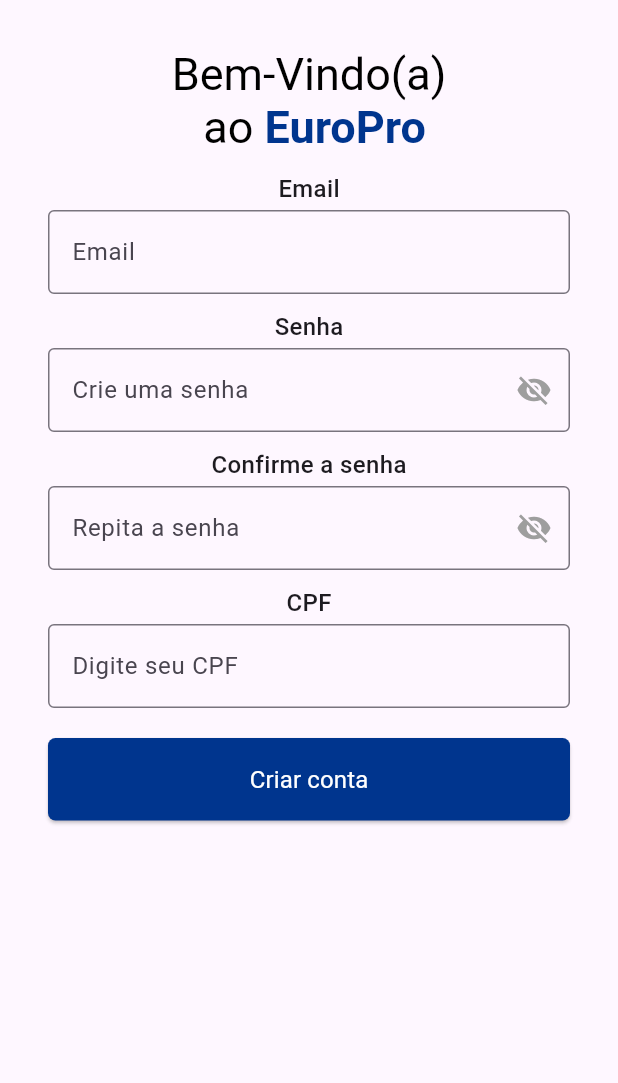
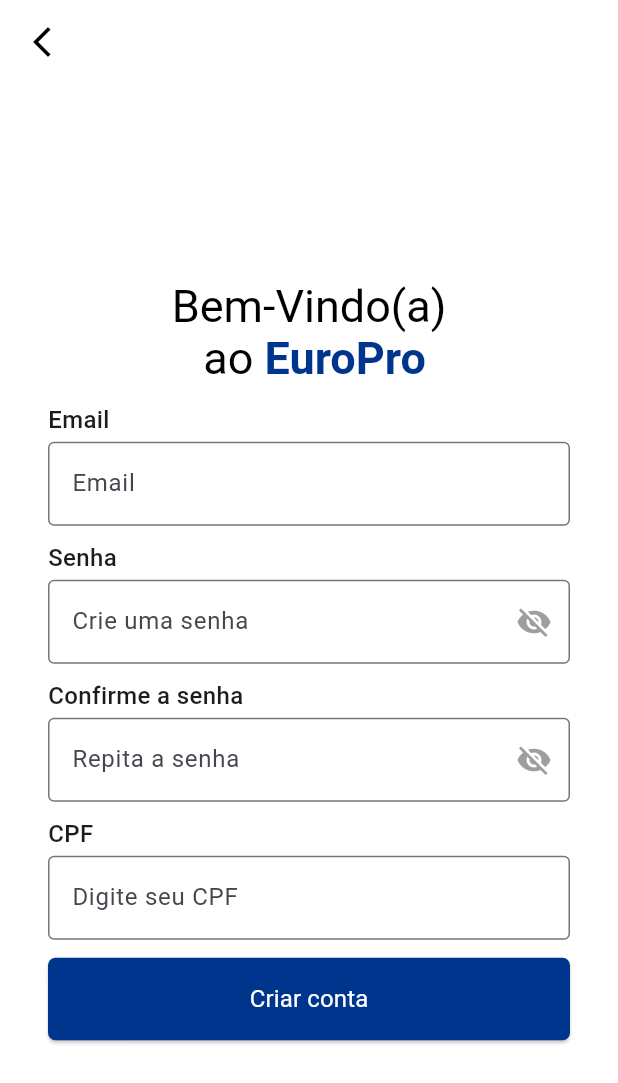
Before and after one commit to AriadineAmaral/Challenge2025, a Flutter app: the SignUpScreen screen opened directly, on a phone screen of 412 x 824 dp. Shown: the top 1083 px of the screen. Run offline on Flutter 3.47's test engine with Material 3 defaults, Android fonts, the phone set to English and light mode, and no system bars; our stand-ins replace diacritic, file_picker, flutter_animate, flutter_dotenv, flutter_markdown, google_fonts and 4 more; accounts and stored records are empty; Roboto replaces fonts that are missing (Akatab, Kufam).

```diff
--- a/lib/login_screens/sign_up_screen.dart
+++ b/lib/login_screens/sign_up_screen.dart
@@ -2,6 +2,7 @@ import 'package:europro/data/repository/controller/sign_up_controllers.dart';
 import 'package:europro/data/repository/remote_usuario_repository.dart';
 import 'package:europro/login_screens/complete_sign_up_screen.dart';
 import 'package:europro/widgets/button.dart';
+import 'package:flutter/foundation.dart' show kIsWeb;
 import 'package:flutter/material.dart';
 import 'package:google_fonts/google_fonts.dart';
 import 'package:supabase_flutter/supabase_flutter.dart';
@@ -17,16 +18,32 @@ class _AccessScreenState extends State<SignUpScreen> {
   final SignUpControllers _controllers = SignUpControllers();
   bool _esconderSenha = true;
 
+
   @override
   Widget build(BuildContext context) {
     return Scaffold(
-      body:
-           SingleChildScrollView(
+      backgroundColor: Colors.white,
+      appBar: AppBar(
+        backgroundColor: Colors.white,
+        automaticallyImplyLeading: false,
+        leading: kIsWeb
+            ? null
+            :
+        IconButton(
+          icon: Icon(Icons.arrow_back_ios_new, color: Colors.black),
+          onPressed: () => Navigator.pop(context),
+        ),
+      ),
+      body: LayoutBuilder(
+        builder: (context, constraints){
+        return Center(
+          child: SingleChildScrollView(
             child: Padding(
-              padding: const EdgeInsets.all(32.0),
+              padding: const EdgeInsets.symmetric(horizontal: 32.0),
+              child: ConstrainedBox(
+                constraints: BoxConstraints(maxWidth: kIsWeb ? 400 : constraints.maxWidth),
                 child: Column(
                   mainAxisAlignment: MainAxisAlignment.center,
-                crossAxisAlignment: CrossAxisAlignment.center,
                   children: [
                     RichText(
                     textAlign: TextAlign.center,
@@ -41,8 +58,9 @@ class _AccessScreenState extends State<SignUpScreen> {
                           text: 'EuroPro',
                           style: GoogleFonts.kronaOne(
                             color: Color(0xFF00358E),
-                            fontSize: 30,
-                            fontWeight: FontWeight.bold,
+                            fontSize: 30, // Mantenha o tamanho consistente
+                            fontWeight:
+                                FontWeight.bold, // Opcional: se quiser negrito
                           ),
                         ),
                       ],
@@ -50,6 +68,11 @@ class _AccessScreenState extends State<SignUpScreen> {
                   ),
                     const SizedBox(height: 12),
                     // Campo Email
+                    Align(
+                      alignment: Alignment.centerLeft,
+                      child: Column(
+                        crossAxisAlignment: CrossAxisAlignment.start,
+                        children: [
                           Text(
                             'Email',
                            style: GoogleFonts.kufam(
@@ -71,8 +94,16 @@ class _AccessScreenState extends State<SignUpScreen> {
                               ),
                             ),
                           ),
+                        ],
+                      ),
+                    ),
                     const SizedBox(height: 10),
                     // Campo Senha
+                    Align(
+                      alignment: Alignment.centerLeft,
+                      child: Column(
+                        crossAxisAlignment: CrossAxisAlignment.start,
+                        children: [
                            Text(
                             'Senha',
                             style: GoogleFonts.kufam(
@@ -108,8 +139,16 @@ class _AccessScreenState extends State<SignUpScreen> {
                               ),
                             ),
                           ),
+                        ],
+                      ),
+                    ),
+
                     const SizedBox(height: 10),
-                  // Campo Confirmar Senha
+                    Align(
+                      alignment: Alignment.centerLeft,
+                      child: Column(
+                        crossAxisAlignment: CrossAxisAlignment.start,
+                        children: [
                           Text(
                             'Confirme a senha',
                             style: GoogleFonts.kufam(
@@ -145,8 +184,15 @@ class _AccessScreenState extends State<SignUpScreen> {
                               ),
                             ),
                           ),
+                        ],
+                      ),
+                    ),
                     const SizedBox(height: 10),
-                  // Campo CPF
+                    Align(
+                      alignment: Alignment.centerLeft,
+                      child: Column(
+                        crossAxisAlignment: CrossAxisAlignment.start,
+                        children: [
                           Text(
                             'CPF',
                             style: GoogleFonts.kufam(
@@ -157,18 +203,17 @@ class _AccessScreenState extends State<SignUpScreen> {
                           const SizedBox(height: 3),
                           TextField(
                             controller: _controllers.cpfController,
+                            obscureText: false,
                             decoration: InputDecoration(
                               hintText: 'Digite seu CPF',
                               border: OutlineInputBorder(),
-                      focusedBorder: OutlineInputBorder(
-                        borderSide: BorderSide(
-                          color: Color(0xFF00358E),
-                          width: 2.0,
                             ),
                           ),
+                        ],
                       ),
                     ),
-                  const SizedBox(height: 20),
+                    const SizedBox(height: 12),
+                    // Botão Entrar
                     Button(
                       text: 'Criar conta',
                       backgroundColor: const Color(0xFF00358E),
@@ -179,7 +224,8 @@ class _AccessScreenState extends State<SignUpScreen> {
                         final senha = _controllers.senhaController.text.trim();
                         final confirmarSenha =
                             _controllers.confirmarSenhaController.text.trim();
-                      final cpf = _controllers.cpfController.text
+                        final cpf =
+                            _controllers.cpfController.text
                                 .replaceAll(RegExp(r'\D'), '')
                                 .trim();
 
@@ -219,6 +265,7 @@ class _AccessScreenState extends State<SignUpScreen> {
 
                           await usuarioRepo.addUsuario(email, senha, cpf);
 
+
                           Navigator.push(
                             context,
                             MaterialPageRoute(
@@ -226,8 +273,10 @@ class _AccessScreenState extends State<SignUpScreen> {
                             ),
                           );
                         } catch (e) {
-                        String mensagemErro =
-                            e.toString().replaceAll('Exception: ', '');
+                          String mensagemErro = e.toString().replaceAll(
+                            'Exception: ',
+                            '',
+                          );
                           ScaffoldMessenger.of(context).showSnackBar(
                             SnackBar(
                               content: Text(
@@ -244,7 +293,10 @@ class _AccessScreenState extends State<SignUpScreen> {
                 ),
               ),
             ),
-
+          ),
+        );
+        }
+      ),
     );
   }
 }
--- a/lib/notification_screens/notification_screen.dart
+++ b/lib/notification_screens/notification_screen.dart
@@ -63,7 +63,9 @@ class _NotificationScreenState extends State<NotificationScreen> {
         automaticallyImplyLeading: !isLargeScreen, // Remove ícone do drawer
       ),
       drawer: isLargeScreen ? null : TitleAndDrawer(),
-      body: Stack(
+      body: Padding(
+        padding: const EdgeInsets.all(16.0),
+        child: Stack(
           children: [
             if (isLargeScreen) SizedBox(width: 250, child: TitleAndDrawer()),
             Center(
@@ -105,6 +107,7 @@ class _NotificationScreenState extends State<NotificationScreen> {
                 ),
               ),
           ],
+        ),
       ),
       bottomNavigationBar:
           isLargeScreen
```
Also changed, not shown: lib/config/dependencies.dart (deleted, +0 -23 lines), lib/config/supabase.dart (deleted, +0 -12 lines). Lines whose indentation alone changed are shown as unchanged.
